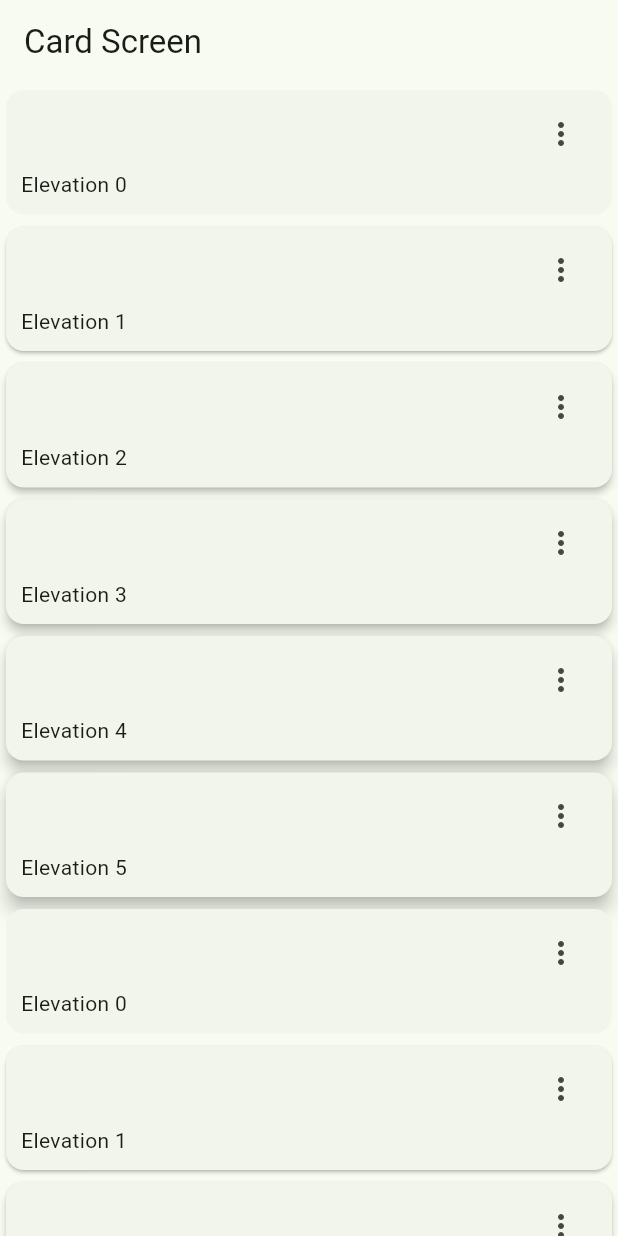
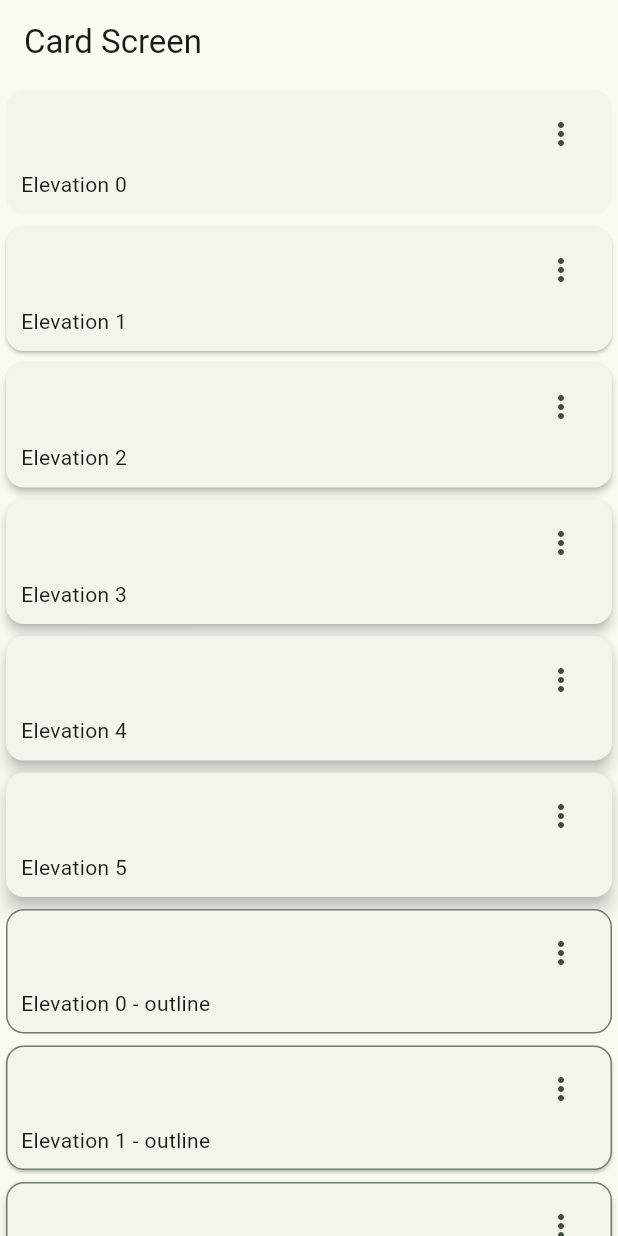
Before and after one commit to Minotriz02/flutterCourse, a Flutter app: the CardScreen screen opened by its route, on a phone screen of 412 x 824 dp. Run offline on Flutter 3.47's test engine with Material 3 defaults, Android fonts, the phone set to English and light mode, and no system bars; our stand-ins replace animate_do, dio, go_router, video_player.

Commit message:
cards with border

```diff
--- a/widgets_app/lib/presentation/screens/cards/cards_screen.dart
+++ b/widgets_app/lib/presentation/screens/cards/cards_screen.dart
@@ -38,7 +38,7 @@ class _CardsView extends StatelessWidget {
           ),
           ...cards.map(
             (card) =>
-                _CardType1(elevation: card['elevation'], label: card['label']),
+                _CardType2(elevation: card['elevation'], label: card['label']),
           ),
         ],
       ),
@@ -77,3 +77,41 @@ class _CardType1 extends StatelessWidget {
     );
   }
 }
+
+class _CardType2 extends StatelessWidget {
+  final String label;
+  final double elevation;
+
+  const _CardType2({required this.label, required this.elevation});
+
+  @override
+  Widget build(BuildContext context) {
+    final colors = Theme.of(context).colorScheme;
+
+    return Card(
+      shape: RoundedRectangleBorder(
+        borderRadius: const BorderRadius.all(Radius.circular(12)),
+        side: BorderSide(color: colors.outline),
+      ),
+      elevation: elevation,
+      child: Padding(
+        padding: const EdgeInsets.fromLTRB(10, 5, 10, 10),
+        child: Column(
+          children: [
+            Align(
+              alignment: Alignment.topRight,
+              child: IconButton(
+                icon: const Icon(Icons.more_vert_rounded),
+                onPressed: () {},
+              ),
+            ),
+            Align(
+              alignment: Alignment.bottomLeft,
+              child: Text('$label - outline'),
+            )
+          ],
+        ),
+      ),
+    );
+  }
+}
```
